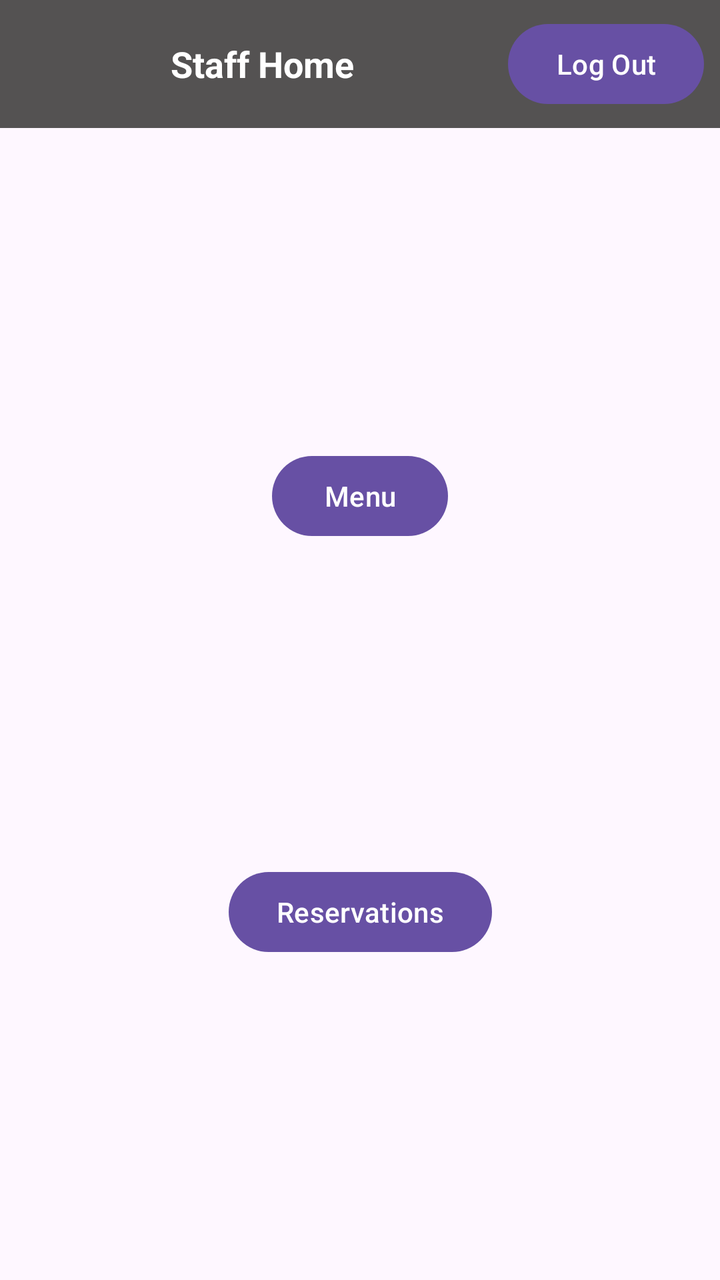
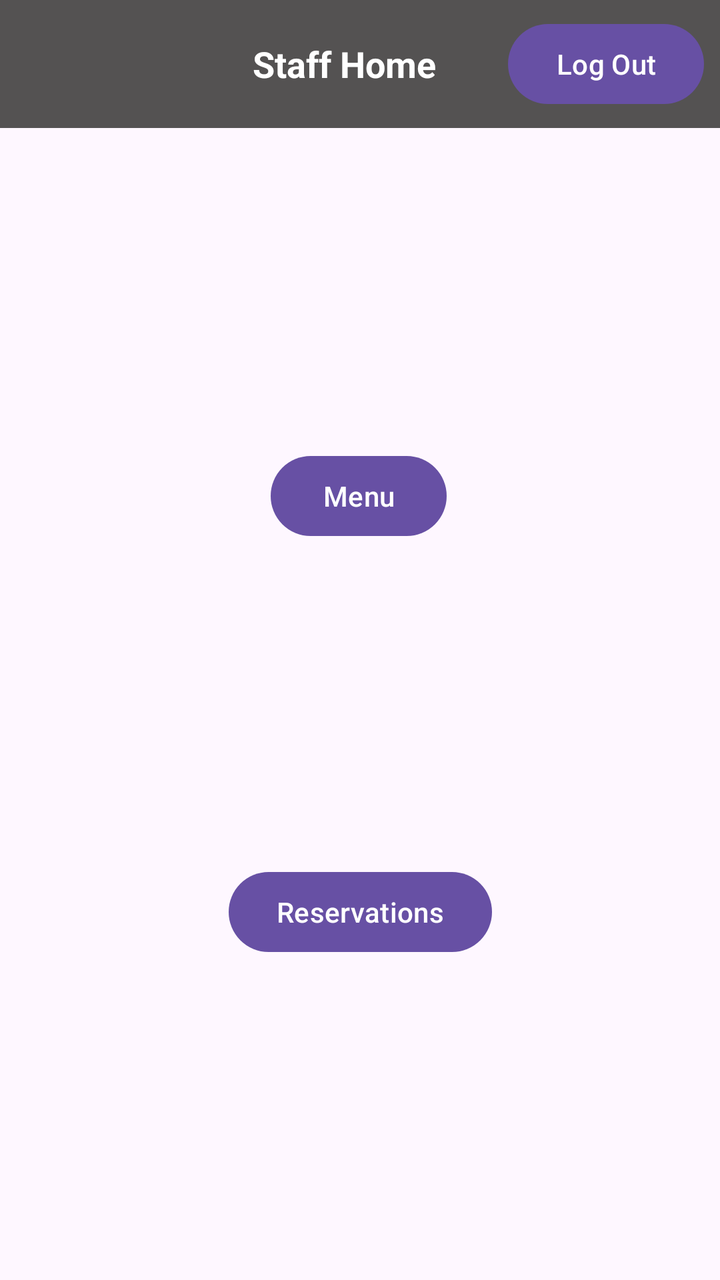

An Android layout rendered at two revisions. The XML below is the earlier revision; the diff shows what the commit changed to produce the second picture.
<!-- AndroidManifest.xml: application theme Theme.MyApplication -->
<!-- res/layout/activity_staff_home.xml -->
<?xml version="1.0" encoding="utf-8"?>
<androidx.constraintlayout.widget.ConstraintLayout xmlns:android="http://schemas.android.com/apk/res/android"
    xmlns:app="http://schemas.android.com/apk/res-auto"
    xmlns:tools="http://schemas.android.com/tools"
    android:layout_width="match_parent"
    android:layout_height="match_parent">

    <LinearLayout
        android:id="@+id/topBar"
        android:layout_width="0dp"
        android:layout_height="wrap_content"
        android:background="#545252"
        android:gravity="center_vertical"
        android:orientation="horizontal"
        android:padding="8dp"
        app:layout_constraintEnd_toEndOf="parent"
        app:layout_constraintStart_toStartOf="parent"
        app:layout_constraintTop_toTopOf="parent">

        <TextView
            android:id="@+id/tvTitle"
            android:layout_width="0dp"
            android:layout_height="wrap_content"
            android:layout_weight="1"
            android:gravity="center"
            android:text="Staff Home"
            android:textColor="@android:color/white"
            android:textSize="18sp"
            android:textStyle="bold" />

        <Button
            android:id="@+id/btnLogout"
            android:layout_width="wrap_content"
            android:layout_height="wrap_content"
            android:text="Log Out" />
    </LinearLayout>

    <Button
        android:id="@+id/btnMenu"
        android:layout_width="wrap_content"
        android:layout_height="wrap_content"
        android:text="Menu"
        app:layout_constraintBottom_toTopOf="@+id/btnReservations"
        app:layout_constraintEnd_toEndOf="parent"
        app:layout_constraintStart_toStartOf="parent"
        app:layout_constraintTop_toBottomOf="@+id/topBar" />

    <Button
        android:id="@+id/btnReservations"
        android:layout_width="wrap_content"
        android:layout_height="wrap_content"
        android:text="Reservations"
        app:layout_constraintBottom_toBottomOf="parent"
        app:layout_constraintEnd_toEndOf="parent"
        app:layout_constraintStart_toStartOf="parent"
        app:layout_constraintTop_toBottomOf="@+id/btnMenu" />

</androidx.constraintlayout.widget.ConstraintLayout>
<!-- resources referenced by this layout -->
<resources>
  <style name="Theme.MyApplication" parent="Base.Theme.MyApplication" />
  <style name="Base.Theme.MyApplication" parent="Theme.Material3.DayNight.NoActionBar">
          
          
      </style>
</resources>

<!-- the commit's change to res/layout/activity_staff_home.xml (unified diff, before → after) -->
@@ -23,7 +23,7 @@
             android:layout_height="wrap_content"
             android:layout_weight="1"
             android:gravity="center"
-            android:text="Staff Home"
+            android:text="                   Staff Home"
             android:textColor="@android:color/white"
             android:textSize="18sp"
             android:textStyle="bold" />
@@ -42,6 +42,7 @@
         android:text="Menu"
         app:layout_constraintBottom_toTopOf="@+id/btnReservations"
         app:layout_constraintEnd_toEndOf="parent"
+        app:layout_constraintHorizontal_bias="0.498"
         app:layout_constraintStart_toStartOf="parent"
         app:layout_constraintTop_toBottomOf="@+id/topBar" />
 
